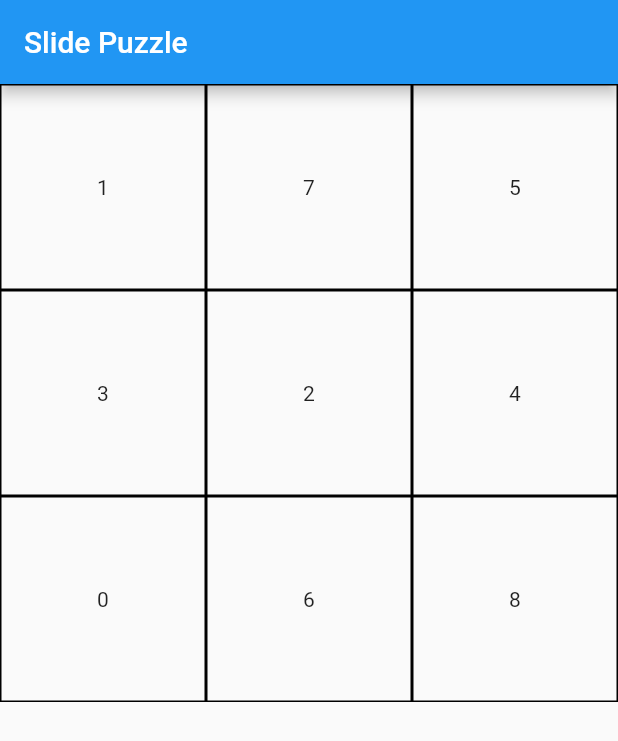
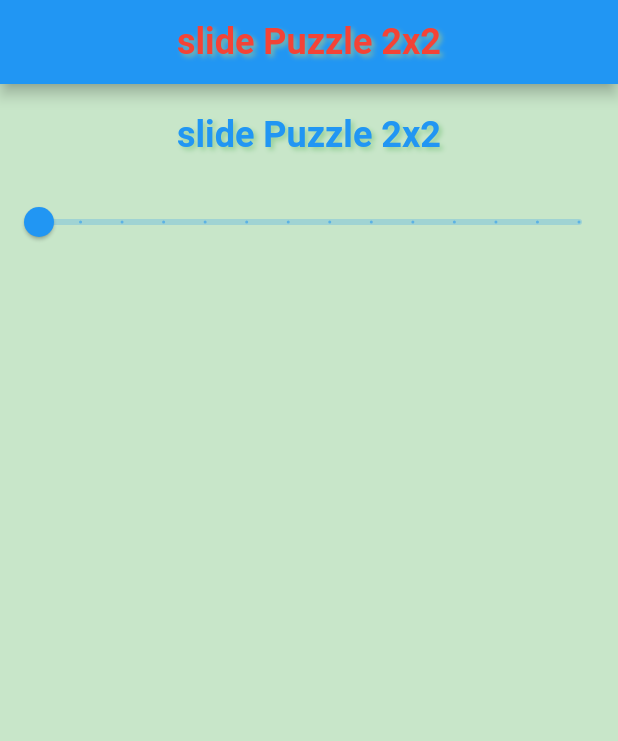
Before and after one commit to UprightBiswa/slidePuzzle, a Flutter app: the screen it shows after launch, on a phone screen of 412 x 824 dp. Shown: the top 741 px of the screen. Run offline on Flutter 3.47's test engine with Material 2 defaults, Android fonts, the phone set to English and light mode, and no system bars.

Commit message:
master filepuzzle commit

```diff
--- a/lib/main.dart
+++ b/lib/main.dart
@@ -1,108 +1,103 @@
 import 'package:flutter/material.dart';
-import 'dart:math';
-
-void main() => runApp(MyApp());
+void main() {
+  runApp(const MyApp());
+}
 
 class MyApp extends StatelessWidget {
+  const MyApp({Key? key}) : super(key: key);
+
   @override
+  Widget build(BuildContext context) {
 
-  Widget build(BuildContext context) {
-    return MaterialApp(
-     title: 'Slide Puzzle',
+    return const MaterialApp(
+      debugShowCheckedModeBanner: false,
+      title: 'Slide Puzzle',
       home: SlidePuzzle(),
-      debugShowCheckedModeBanner: false,
     );
   }
 }
+class SlidePuzzle extends StatefulWidget {
+  const SlidePuzzle({Key? key}) : super(key: key);
 
-class SlidePuzzle extends StatefulWidget {
   @override
-  _SlidePuzzleState createState() => _SlidePuzzleState();
+  State<SlidePuzzle> createState() => _SlidePuzzleState();
 }
 
 class _SlidePuzzleState extends State<SlidePuzzle> {
-  List<int> numbers = [1, 2, 3, 4, 5, 6, 7, 8, 0];
-  Random random = Random();
-
-  @override
-  void initState() {
-    super.initState();
-    shuffleNumbers();
-  }
-
-  void shuffleNumbers() {
-    for (int i = numbers.length - 1; i > 0; i--) {
-      int j = random.nextInt(i + 1);
-      int temp = numbers[i];
-      numbers[i] = numbers[j];
-      numbers[j] = temp;
-    }
-  }
-
-  bool checkCompletion() {
-    List<int> sortedNumbers = List.from(numbers);
-    sortedNumbers.sort();
-    return numbers.toString() == sortedNumbers.toString();
-  }
-
-  void moveTile(int index) {
-    int emptyIndex = numbers.indexOf(0);
-    if ((index == emptyIndex - 1 && emptyIndex % 3 != 0) ||
-        (index == emptyIndex + 1 && index % 3 != 0) ||
-        index == emptyIndex - 3 ||
-        index == emptyIndex + 3) {
-      setState(() {
-        int temp = numbers[index];
-        numbers[index] = 0;
-        numbers[emptyIndex] = temp;
-      });
-      if (checkCompletion()) {
-        showDialog(
-            context: context,
-            builder: (BuildContext context) {
-              return AlertDialog(
-                title: Text('Congratulations!'),
-                content: Text('You have solved the puzzle.'),
-                actions: [
-                  TextButton(
-                      onPressed: () {
-                        shuffleNumbers();
-                        Navigator.of(context).pop();
-                      },
-                      child: Text('Play Again'))
-                ],
-              );
-            });
-      }
-    }
-  }
-
+  int valueSlider = 2;
   @override
   Widget build(BuildContext context) {
-    return Scaffold(
-      appBar: AppBar(
-        title: Text('Slide Puzzle'),
+    return  Scaffold(extendBodyBehindAppBar: true,
+    appBar: AppBar(
+      centerTitle: true,
+      title: Text(
+        "slide Puzzle ${valueSlider}x$valueSlider",
+        style: TextStyle(
+          fontSize: 24,
+          fontWeight: FontWeight.bold,
+          color: Colors.red,
+          shadows: [
+            Shadow(
+              offset: Offset(2.0, 2.0),
+              blurRadius: 4.0,
+              color: Colors.yellow.withOpacity(0.4),
+            ),
+          ],
+          decoration: TextDecoration.none,
+          decorationColor: Colors.green.withOpacity(0.6),
+          decorationThickness: 2.0,
+        ),
       ),
-      body: GridView.builder(
-        gridDelegate:
-        SliverGridDelegateWithFixedCrossAxisCount(crossAxisCount: 3),
-        itemCount: 9,
-        itemBuilder: (BuildContext context, int index) {
-          return GestureDetector(
-            onTap: () {
-              moveTile(index);
-            },
-            child: Container(
-              decoration: BoxDecoration(
-                border: Border.all(),
-              ),
-              child: Center(
-                child: Text('${numbers[index]}'),
+      actions:[],
+    ),
+    body: Container(
+      height: double.maxFinite,
+      width: double.maxFinite,
+      color: Colors.green[100],
+      child: SafeArea(
+        child: Column(
+          children: [
+            Container(
+              margin: EdgeInsets.symmetric(vertical: 20),
+              child: Text(
+                "slide Puzzle ${valueSlider}x$valueSlider",
+                style: TextStyle(
+                  fontSize: 24,
+                  fontWeight: FontWeight.bold,
+                  color: Colors.blue,
+                  shadows: [
+                    Shadow(
+                      offset: Offset(2.0, 2.0),
+                      blurRadius: 4.0,
+                      color: Colors.green.withOpacity(0.4),
+                    ),
+                  ],
+                  decoration: TextDecoration.none,
+                  decorationColor: Colors.white.withOpacity(0.6),
+                  decorationThickness: 2.0,
+                ),
               ),
             ),
-          );
-        },
+            Container(
+              child: Slider(
+                min: 2,
+                  max: 15,
+                  divisions: 13,
+                  label: "${valueSlider.toString()}",
+                  value: valueSlider.toDouble(),
+                  onChanged: (value){
+                    setState(
+                        () {
+                      valueSlider = value.toInt();
+                          },
+                          );
+              }),
+            )
+
+          ],
+        ),
       ),
+    ),
     );
   }
 }
```
